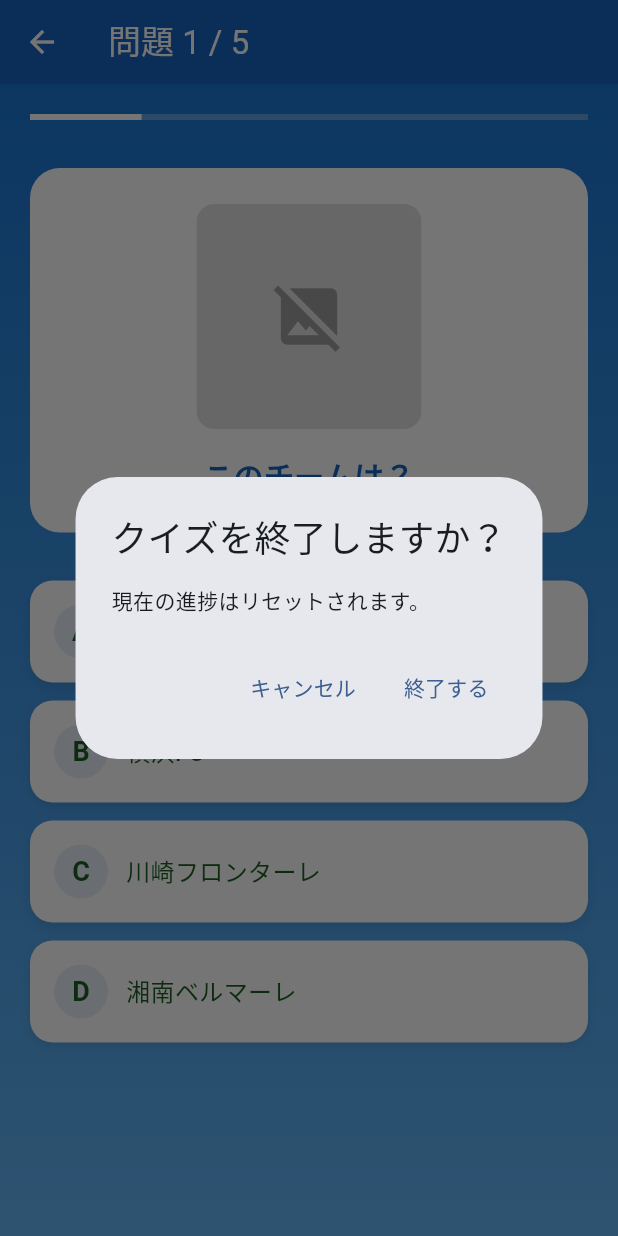
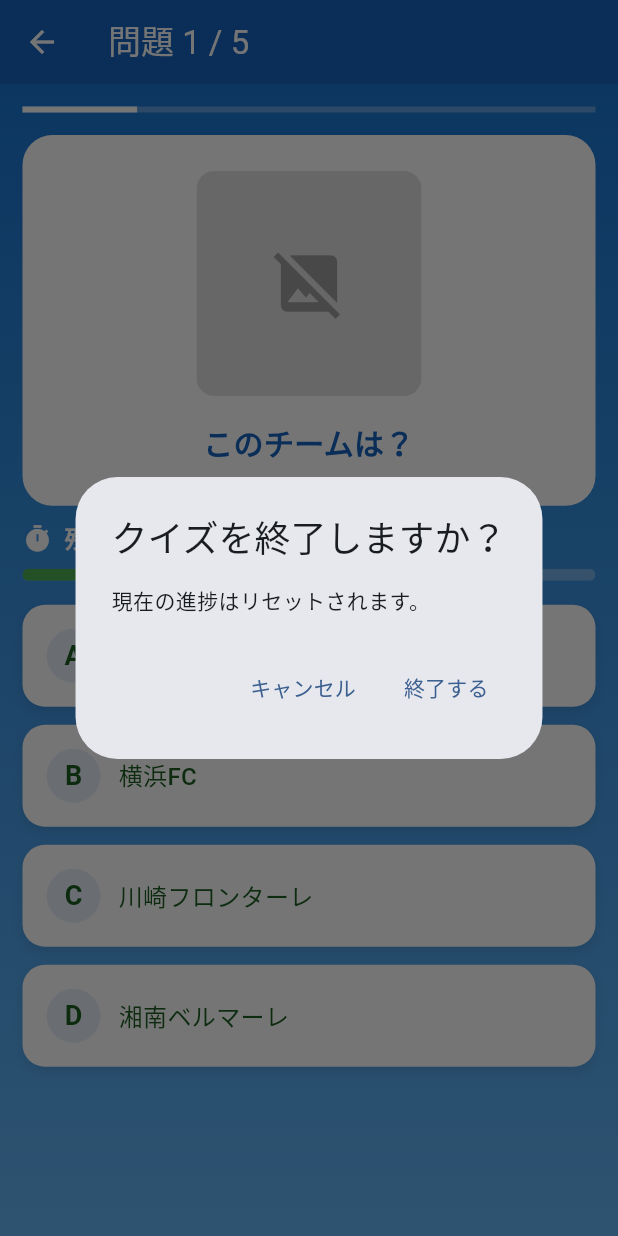
Before and after one commit to tomohiro1024/soccer_master, a Flutter app: the QuizScreen screen opened directly with empty values, after a tap on the "arrow back" icon, on a phone screen of 412 x 824 dp. Run offline on Flutter 3.47's test engine with Material 3 defaults, Android fonts, the phone set to English and light mode, and no system bars; our stand-ins replace package_info_plus, shared_preferences; accounts and stored records are empty; network calls fail.

Commit message:
クイズ画面にカウントダウンの追加

```diff
--- a/lib/screens/quiz_screen.dart
+++ b/lib/screens/quiz_screen.dart
@@ -19,12 +19,16 @@ class QuizScreen extends StatefulWidget {
   State<QuizScreen> createState() => _QuizScreenState();
 }
 
-class _QuizScreenState extends State<QuizScreen> {
+class _QuizScreenState extends State<QuizScreen>
+    with TickerProviderStateMixin {
   late List<Quiz> quizzes;
   int currentIndex = 0;
   int correctCount = 0;
   int? selectedIndex;
   bool answered = false;
+
+  late AnimationController _timerController;
+  static const int countdownSeconds = 20;
 
   @override
   void initState() {
@@ -32,10 +36,69 @@ class _QuizScreenState extends State<QuizScreen> {
     quizzes = QuizData.getQuizzes(widget.league, widget.genre, widget.level);
     quizzes.shuffle();
     quizzes = quizzes.take(5).toList();
+
+    _timerController = AnimationController(
+      vsync: this,
+      duration: const Duration(seconds: countdownSeconds),
+    );
+    _timerController.addStatusListener(_onTimerComplete);
+    _startTimer();
+  }
+
+  @override
+  void dispose() {
+    _timerController.removeStatusListener(_onTimerComplete);
+    _timerController.dispose();
+    super.dispose();
+  }
+
+  void _startTimer() {
+    _timerController.forward(from: 0.0);
+  }
+
+  void _onTimerComplete(AnimationStatus status) {
+    if (status == AnimationStatus.completed && !answered) {
+      _handleTimeout();
+    }
+  }
+
+  void _handleTimeout() {
+    if (answered) return;
+
+    setState(() {
+      answered = true;
+    });
+
+    Future.delayed(const Duration(milliseconds: 1000), () {
+      if (!mounted) return;
+      if (currentIndex < quizzes.length - 1) {
+        setState(() {
+          currentIndex++;
+          selectedIndex = null;
+          answered = false;
+        });
+        _startTimer();
+      } else {
+        Navigator.pushReplacement(
+          context,
+          MaterialPageRoute(
+            builder: (context) => ResultScreen(
+              correctCount: correctCount,
+              totalCount: quizzes.length,
+              league: widget.league,
+              genre: widget.genre,
+              level: widget.level,
+            ),
+          ),
+        );
+      }
+    });
   }
 
   void _selectAnswer(int index) {
     if (answered) return;
+
+    _timerController.stop();
 
     setState(() {
       selectedIndex = index;
@@ -53,6 +116,7 @@ class _QuizScreenState extends State<QuizScreen> {
           selectedIndex = null;
           answered = false;
         });
+        _startTimer();
       } else {
         Navigator.pushReplacement(
           context,
@@ -73,6 +137,7 @@ class _QuizScreenState extends State<QuizScreen> {
   @override
   Widget build(BuildContext context) {
     final quiz = quizzes[currentIndex];
+    double height = MediaQuery.of(context).size.height;
 
     return Scaffold(
       appBar: AppBar(
@@ -115,7 +180,7 @@ class _QuizScreenState extends State<QuizScreen> {
         ),
         child: SafeArea(
           child: Padding(
-            padding: const EdgeInsets.all(20),
+            padding: const EdgeInsets.all(15),
             child: Column(
               children: [
                 LinearProgressIndicator(
@@ -123,8 +188,9 @@ class _QuizScreenState extends State<QuizScreen> {
                   backgroundColor: Colors.white30,
                   valueColor: const AlwaysStoppedAnimation<Color>(Colors.white),
                 ),
-                const SizedBox(height: 32),
+                const SizedBox(height: 15),
                 Container(
+                  height: height * 0.3,
                   width: double.infinity,
                   padding: const EdgeInsets.all(24),
                   decoration: BoxDecoration(
@@ -139,7 +205,7 @@ class _QuizScreenState extends State<QuizScreen> {
                           child: Image.network(
                             quiz.imageUrl!,
                             width: 190,
-                            height: 190,
+                            height: height * 0.19,
                             fit: BoxFit.contain,
                             loadingBuilder: (context, child, loadingProgress) {
                               if (loadingProgress == null) return child;
@@ -178,7 +244,53 @@ class _QuizScreenState extends State<QuizScreen> {
                     ],
                   ),
                 ),
-                const SizedBox(height: 32),
+                const SizedBox(height: 10),
+                AnimatedBuilder(
+                  animation: _timerController,
+                  builder: (context, child) {
+                    final remainingSeconds =
+                        ((1 - _timerController.value) * countdownSeconds).ceil();
+                    return Column(
+                      children: [
+                        Row(
+                          children: [
+                            const Icon(
+                              Icons.timer,
+                              color: Colors.white,
+                              size: 20,
+                            ),
+                            const SizedBox(width: 8),
+                            Text(
+                              '残り$remainingSeconds秒',
+                              style: const TextStyle(
+                                color: Colors.white,
+                                fontSize: 16,
+                                fontWeight: FontWeight.bold,
+                              ),
+                            ),
+                          ],
+                        ),
+                        const SizedBox(height: 8),
+                        ClipRRect(
+                          borderRadius: BorderRadius.circular(10),
+                          child: LinearProgressIndicator(
+                            value: 1 - _timerController.value,
+                            backgroundColor: Colors.white30,
+                            valueColor: AlwaysStoppedAnimation<Color>(
+                              _timerController.value > 0.75
+                                  ? Colors.red
+                                  : _timerController.value > 0.5
+                                      ? Colors.orange
+                                      : Colors.green,
+                            ),
+                            minHeight: 8,
+                          ),
+                        ),
+                        const SizedBox(height: 16),
+                      ],
+                    );
+                  },
+                ),
                 Expanded(
                   child: ListView.builder(
                     itemCount: quiz.options.length,
```
